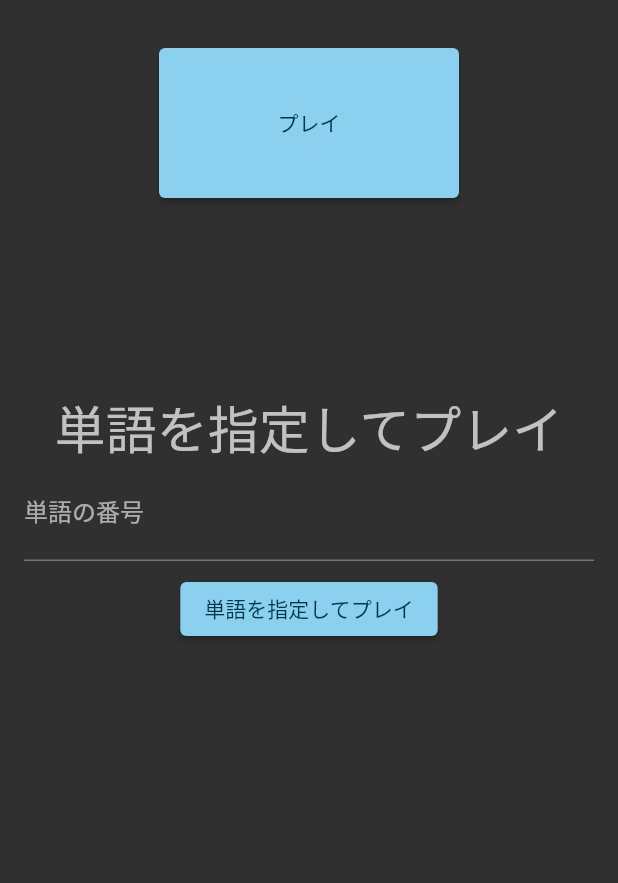
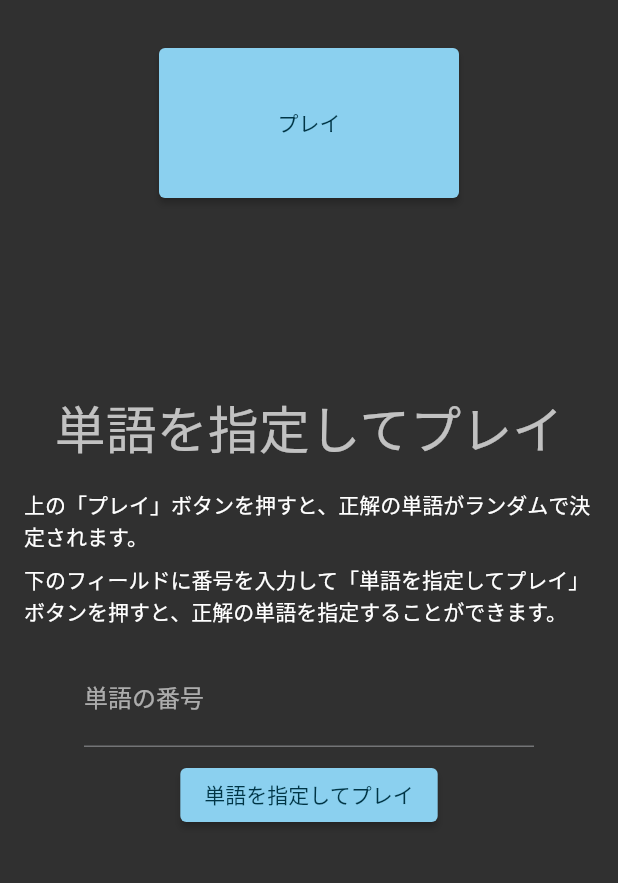
Before and after one commit to Juris710/wordle_clone, a Flutter app: the screen it shows after launch, on a phone screen of 412 x 824 dp, the part 207-1090 px from its top. Run offline on Flutter 3.47's test engine with Material 2 defaults, Android fonts, the phone set to English and light mode, and no system bars; our stand-ins replace flutter_hooks, google_fonts, hooks_riverpod.

Commit message:
説明文追加

```diff
--- a/lib/pages/home.dart
+++ b/lib/pages/home.dart
@@ -30,7 +30,7 @@ class HomePage extends HookConsumerWidget {
           padding: const EdgeInsets.all(16.0),
           child: Center(
             child: ConstrainedBox(
-              constraints: const BoxConstraints(maxWidth: 400),
+              constraints: const BoxConstraints(maxWidth: 600),
               child: Column(
                 crossAxisAlignment: CrossAxisAlignment.center,
                 mainAxisAlignment: MainAxisAlignment.center,
@@ -57,7 +57,21 @@ class HomePage extends HookConsumerWidget {
                     "単語を指定してプレイ",
                     style: Theme.of(context).textTheme.headline4,
                   ),
-                  TextFormField(
+                  const SizedBox(height: 16),
+                  const Align(
+                    alignment: Alignment.centerLeft,
+                    child: Text("上の「プレイ」ボタンを押すと、正解の単語がランダムで決定されます。"),
+                  ),
+                  const SizedBox(height: 8),
+                  const Align(
+                    alignment: Alignment.centerLeft,
+                    child: Text(
+                        "下のフィールドに番号を入力して「単語を指定してプレイ」ボタンを押すと、正解の単語を指定することができます。"),
+                  ),
+                  const SizedBox(height: 16),
+                  ConstrainedBox(
+                    constraints: const BoxConstraints(maxWidth: 300),
+                    child: TextFormField(
                       decoration: InputDecoration(
                           labelText: "単語の番号",
                           hintText: "0以上${words.length - 1}以下の数字を入力"),
@@ -79,6 +93,7 @@ class HomePage extends HookConsumerWidget {
                       keyboardType: TextInputType.number,
                       autovalidateMode: AutovalidateMode.onUserInteraction,
                       inputFormatters: [FilteringTextInputFormatter.digitsOnly],
+                    ),
                   ),
                   const SizedBox(height: 8),
                   ElevatedButton(
```
Lines whose indentation alone changed are shown as unchanged.
